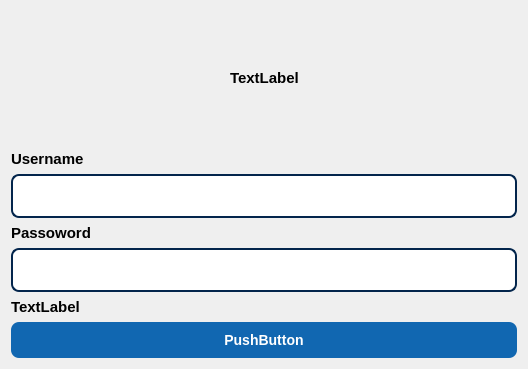
This is ui/login.ui in Dewiiagustina/pv25-finalproject-SistemManajemenPerpustakaan as Qt 5 draws it before an edit. The edited form follows.
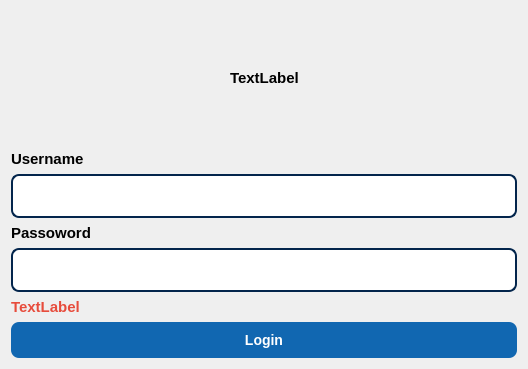
This is the edited form.

Patch:
```diff
--- a/ui/login.ui
+++ b/ui/login.ui
@@ -117,6 +117,11 @@
      </item>
      <item>
       <widget class="QLabel" name="error_label">
+       <property name="styleSheet">
+        <string notr="true">#error_label{
+color:#E74C3C;
+}</string>
+       </property>
        <property name="text">
         <string>TextLabel</string>
        </property>
@@ -127,7 +132,7 @@
    <item>
     <widget class="QPushButton" name="btn_login">
      <property name="text">
-      <string>PushButton</string>
+      <string>Login</string>
      </property>
     </widget>
    </item>
```
Left out of the diff: 8 changed lines with no effect on the pictures.
